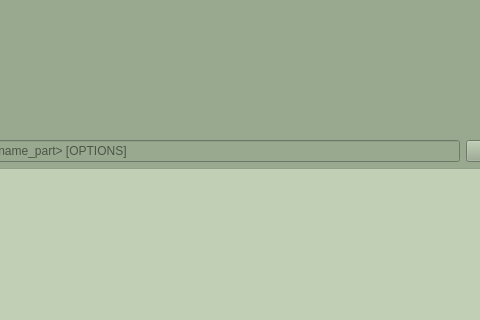
This is mainwindow.ui in lululazone/ClientServerProject as Qt 5 draws it before an edit; both pictures show x 295 to 775 and y 0 to 320 of the 1034 by 655 pixel window. The edited form follows.
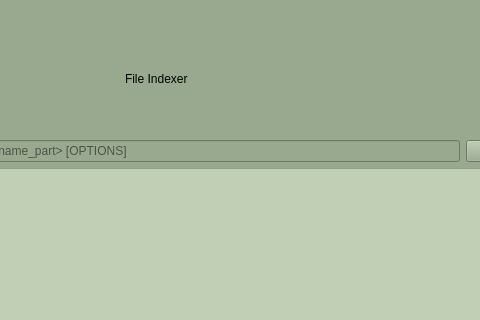
This is the edited form. Icons and pictures are not drawn.

```diff
--- a/mainwindow.ui
+++ b/mainwindow.ui
@@ -120,6 +120,23 @@
      <number>0</number>
     </property>
    </widget>
+   <widget class="QLabel" name="label_2">
+    <property name="geometry">
+     <rect>
+      <x>420</x>
+      <y>40</y>
+      <width>231</width>
+      <height>78</height>
+     </rect>
+    </property>
+    <property name="styleSheet">
+     <string notr="true">font: rgb(220, 227, 199);
+font: 900 italic 24pt &quot;Segoe UI Black&quot;;</string>
+    </property>
+    <property name="text">
+     <string>File Indexer</string>
+    </property>
+   </widget>
   </widget>
   <widget class="QStatusBar" name="statusbar"/>
  </widget>
```
Left out of the diff: 2 changed lines with no effect on the pictures.
